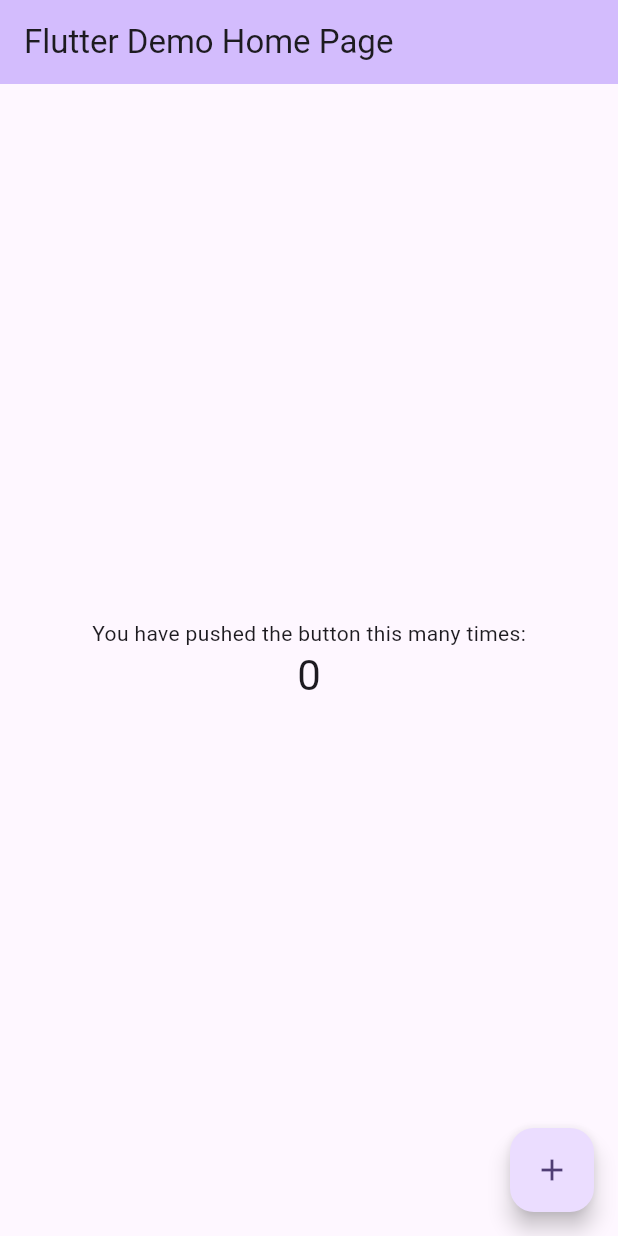
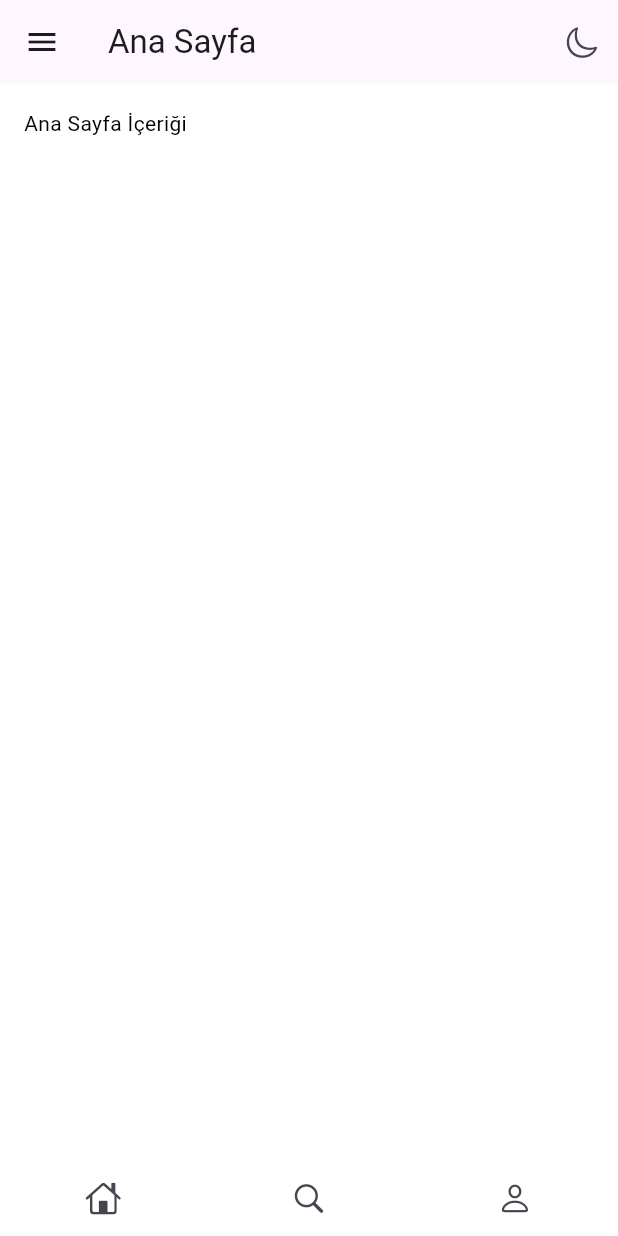
Before and after one commit to yusuforhan000/SportCity, a Flutter app: the screen it shows after launch, on a phone screen of 412 x 824 dp. Run offline on Flutter 3.47's test engine with Material 3 defaults, Android fonts, the phone set to English and light mode, and no system bars; our stand-ins replace go_router, lottie; missing offline and left inert: dotlottie_loader.

Commit message:
Guncelleme
-Ekranlar Eklendi (Sepetim,Profil,Ayarlar,Arama)

- Ekranlara Dark Mode Eklendi
- MongoDB bağlantısı yapıldı
- Database'ler oluşturuldu
- AltMenü Tasarımı oluşturuldu
- App Icon değişildi
- Loading Animation değişildi

```diff
--- /dev/null
+++ b/lib/core/router.dart
@@ -0,0 +1,33 @@
+import 'package:go_router/go_router.dart';
+import 'package:untitled/screens/profile.dart';
+import 'package:untitled/screens/settings.dart';
+import '../screens/loading.dart';
+import '../screens/home.dart';
+import '../screens/cart.dart';
+
+// Router yapılandırması
+final router = GoRouter(
+  initialLocation: '/',  // Başlangıç rotası
+  routes: [
+    GoRoute(
+      path: '/',
+      builder: (context, state) => const LoadingScreen(),
+    ),
+    GoRoute(
+      path: '/home',
+      builder: (context, state) => const HomeScreen(),
+    ),
+    GoRoute(
+      path: '/profile',
+      builder: (context, state) => const ProfileScreen(),
+      ),
+      GoRoute(
+        path: '/cart',
+        builder: (context, state) => const CartScreen(),
+      ),
+      GoRoute(
+        path: '/settings',
+        builder: (context, state) => const SettingScreen(),
+        ),
+  ],
+);
--- a/lib/main.dart
+++ b/lib/main.dart
@@ -1,125 +1,24 @@
 import 'package:flutter/material.dart';
+import 'package:untitled/core/router.dart';
 
 void main() {
+  WidgetsFlutterBinding.ensureInitialized();  // Flutter widget'larını başlat
   runApp(const MyApp());
 }
 
 class MyApp extends StatelessWidget {
   const MyApp({super.key});
 
-  // This widget is the root of your application.
   @override
   Widget build(BuildContext context) {
-    return MaterialApp(
-      title: 'Flutter Demo',
+    return MaterialApp.router(
+      title: 'Flutter App',
       theme: ThemeData(
-        // This is the theme of your application.
-        //
-        // TRY THIS: Try running your application with "flutter run". You'll see
-        // the application has a purple toolbar. Then, without quitting the app,
-        // try changing the seedColor in the colorScheme below to Colors.green
-        // and then invoke "hot reload" (save your changes or press the "hot
-        // reload" button in a Flutter-supported IDE, or press "r" if you used
-        // the command line to start the app).
-        //
-        // Notice that the counter didn't reset back to zero; the application
-        // state is not lost during the reload. To reset the state, use hot
-        // restart instead.
-        //
-        // This works for code too, not just values: Most code changes can be
-        // tested with just a hot reload.
-        colorScheme: ColorScheme.fromSeed(seedColor: Colors.deepPurple),
-        useMaterial3: true,
+        primarySwatch: Colors.blue,
+        visualDensity: VisualDensity.adaptivePlatformDensity,
       ),
-      home: const MyHomePage(title: 'Flutter Demo Home Page'),
+      routerConfig: router, // go_router yapılandırmamızı kullan
+      debugShowCheckedModeBanner: false,  // Debug bandını kaldır
     );
   }
 }
-
-class MyHomePage extends StatefulWidget {
-  const MyHomePage({super.key, required this.title});
-
-  // This widget is the home page of your application. It is stateful, meaning
-  // that it has a State object (defined below) that contains fields that affect
-  // how it looks.
-
-  // This class is the configuration for the state. It holds the values (in this
-  // case the title) provided by the parent (in this case the App widget) and
-  // used by the build method of the State. Fields in a Widget subclass are
-  // always marked "final".
-
-  final String title;
-
-  @override
-  State<MyHomePage> createState() => _MyHomePageState();
-}
-
-class _MyHomePageState extends State<MyHomePage> {
-  int _counter = 0;
-
-  void _incrementCounter() {
-    setState(() {
-      // This call to setState tells the Flutter framework that something has
-      // changed in this State, which causes it to rerun the build method below
-      // so that the display can reflect the updated values. If we changed
-      // _counter without calling setState(), then the build method would not be
-      // called again, and so nothing would appear to happen.
-      _counter++;
-    });
-  }
-
-  @override
-  Widget build(BuildContext context) {
-    // This method is rerun every time setState is called, for instance as done
-    // by the _incrementCounter method above.
-    //
-    // The Flutter framework has been optimized to make rerunning build methods
-    // fast, so that you can just rebuild anything that needs updating rather
-    // than having to individually change instances of widgets.
-    return Scaffold(
-      appBar: AppBar(
-        // TRY THIS: Try changing the color here to a specific color (to
-        // Colors.amber, perhaps?) and trigger a hot reload to see the AppBar
-        // change color while the other colors stay the same.
-        backgroundColor: Theme.of(context).colorScheme.inversePrimary,
-        // Here we take the value from the MyHomePage object that was created by
-        // the App.build method, and use it to set our appbar title.
-        title: Text(widget.title),
-      ),
-      body: Center(
-        // Center is a layout widget. It takes a single child and positions it
-        // in the middle of the parent.
-        child: Column(
-          // Column is also a layout widget. It takes a list of children and
-          // arranges them vertically. By default, it sizes itself to fit its
-          // children horizontally, and tries to be as tall as its parent.
-          //
-          // Column has various properties to control how it sizes itself and
-          // how it positions its children. Here we use mainAxisAlignment to
-          // center the children vertically; the main axis here is the vertical
-          // axis because Columns are vertical (the cross axis would be
-          // horizontal).
-          //
-          // TRY THIS: Invoke "debug painting" (choose the "Toggle Debug Paint"
-          // action in the IDE, or press "p" in the console), to see the
-          // wireframe for each widget.
-          mainAxisAlignment: MainAxisAlignment.center,
-          children: <Widget>[
-            const Text(
-              'You have pushed the button this many times:',
-            ),
-            Text(
-              '$_counter',
-              style: Theme.of(context).textTheme.headlineMedium,
-            ),
-          ],
-        ),
-      ),
-      floatingActionButton: FloatingActionButton(
-        onPressed: _incrementCounter,
-        tooltip: 'Increment',
-        child: const Icon(Icons.add),
-      ), // This trailing comma makes auto-formatting nicer for build methods.
-    );
-  }
-}
--- /dev/null
+++ b/lib/screens/home.dart
@@ -0,0 +1,137 @@
+import 'package:flutter/material.dart';
+import 'package:flutter/cupertino.dart';
+import 'package:go_router/go_router.dart';
+
+class HomeScreen extends StatefulWidget {
+  const HomeScreen({super.key});
+
+  @override
+  _HomeScreenState createState() => _HomeScreenState();
+}
+
+class _HomeScreenState extends State<HomeScreen> {
+  // Arka plan rengi için bir değişken
+  bool _isDarkMode = false;
+
+  @override
+  Widget build(BuildContext context) {
+    return Scaffold(
+      // AppBar
+      appBar: AppBar(
+        title: const Text('Ana Sayfa'),
+        actions: [
+          IconButton(
+            icon: const Icon(CupertinoIcons.moon),
+            onPressed: () {
+              setState(() {
+                _isDarkMode = !_isDarkMode;
+              });
+            },
+          ),
+        ],
+      ),
+
+
+      // Drawer (Yan Menü)
+      drawer: Drawer(
+        elevation: 0,
+        child: Column(
+          children: [
+            // Drawer Header
+            Container(
+              height: 200,
+              color: Colors.blue,
+              child: const Column(
+                mainAxisAlignment: MainAxisAlignment.center,
+                children: [
+                  Icon(
+                    CupertinoIcons.person_circle,
+                    size: 80,
+                    color: Colors.white,
+                  ),
+                  SizedBox(height: 10),
+                  Text(
+                    'Kullanıcı Adı',
+                    style: TextStyle(
+                      color: Colors.white,
+                      fontSize: 18,
+                    ),
+                  ),
+                ],
+              ),
+            ),
+            // Menü öğeleri
+            ListTile(
+              leading: const Icon(CupertinoIcons.home),
+              title: const Text('Ana Sayfa'),
+              onTap: () {
+                Navigator.pop(context);
+              },
+            ),
+            ListTile(
+              leading: const Icon(CupertinoIcons.settings),
+              title: const Text('Ayarlar'),
+              onTap: () {
+                context.go("/settings");
+              },
+            ),
+            ListTile(
+              leading: const Icon(CupertinoIcons.cart),
+              title: const Text('Sepetim'),
+              onTap: () {
+                Navigator.pop(context);
+              },
+            ),
+          ],
+        ),
+      ),
+
+      // Ana içerik
+      body: Column(
+        children: [
+          Expanded(
+            child: Container(
+              padding: const EdgeInsets.all(16),
+              child: Text(
+                'Ana Sayfa İçeriği',
+                style: TextStyle(
+                  color: _isDarkMode ? Colors.white : Colors.black, // Yazı rengini değiştir
+                ),
+              ),
+            ),
+          ),
+        ],
+      ),
+
+      // Alt navigasyon çubuğu
+      bottomNavigationBar: AltMenu(),
+
+
+      // Arka plan rengini Scaffold içinde ayarlıyoruz
+      backgroundColor: _isDarkMode ? Colors.grey[850] : Colors.white,
+    );
+  }
+}
+
+class AltMenu extends StatelessWidget {
+  const AltMenu({
+    super.key,
+  });
+
+  @override
+  Widget build(BuildContext context) {
+    return Container(
+      color: Colors.white,
+      height: 50,
+      child: Row(
+        mainAxisAlignment: MainAxisAlignment.spaceAround,
+        children: [
+          IconButton(onPressed: () {}, icon: const Icon(CupertinoIcons.home)),
+          IconButton(onPressed: () {}, icon: const Icon(CupertinoIcons.search)),
+          IconButton(onPressed: () {context.go("/profile"); }, icon: const Icon(CupertinoIcons.person)),
+        ],
+
+      ),
+      );
+  }
+}
```
Also changed, not shown: lib/screens/cart.dart (added, +14 -0 lines), lib/screens/loading.dart (+59 -0 lines), lib/screens/profile.dart (added, +137 -0 lines), lib/screens/settings.dart (added, +14 -0 lines), pubspec.yaml (+17 -14 lines), assets/images/Eskilogo.webp (added), assets/images/logo.webp (added), lib/core/routes.dart (deleted), pubspec.lock, 3 other files.
